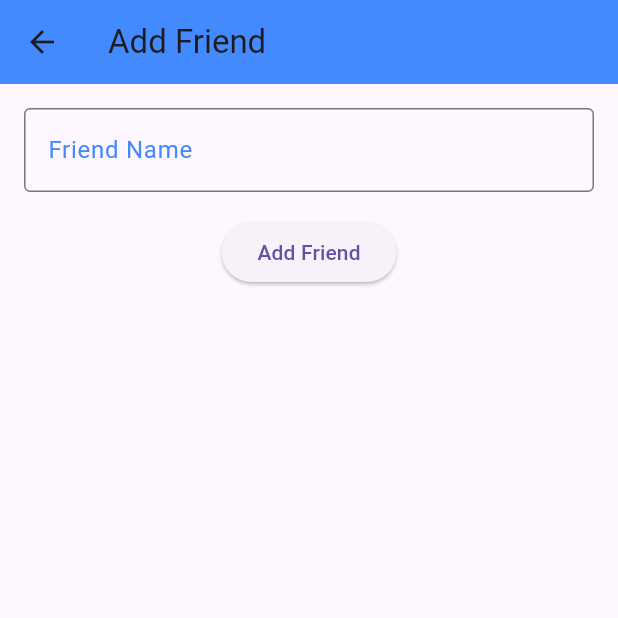
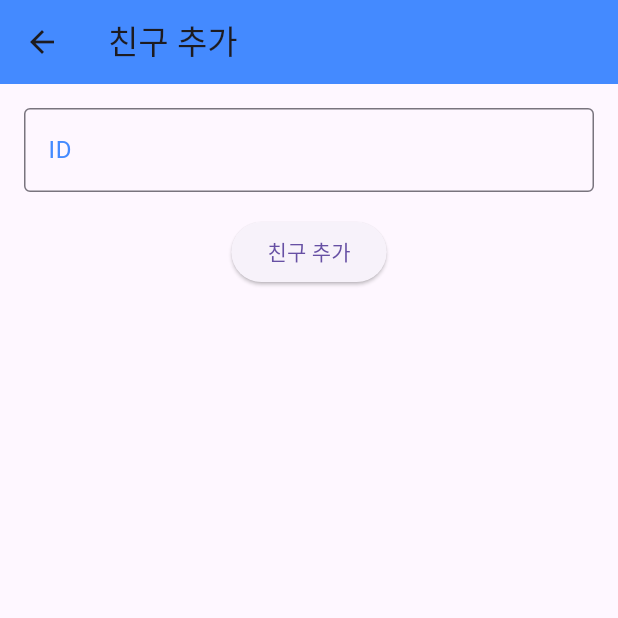
Before and after one commit to rlawndud/Travely, a Flutter app: the AddFriendPage screen opened directly with empty values, on a phone screen of 412 x 824 dp, the top half of it. Run offline on Flutter 3.47's test engine with Material 3 defaults, Android fonts, the phone set to English and light mode, and no system bars; our stand-ins replace camera, flutter_screenutil, fluttertoast, geolocator, get, google_maps_flutter and 3 more; missing offline and left inert: google_maps_cluster_manager; accounts and stored records are empty; network calls fail.

Commit message:
프린트 메세지 및 UI 텍스트 오류 수정

```diff
--- a/lib/appbar/Settings.dart
+++ b/lib/appbar/Settings.dart
@@ -49,7 +49,7 @@ class _SettingsPageState extends State<SettingsPage> {
   void _validatePassword() {
     setState(() {
       _isPwCorrect = (_pwController.text == _user.password);
-      _errorMsg = _isPwCorrect ? '' : '비밀번호가 일치하지 않습니다.';
+      _errorMsg = _isPwCorrect ? '' : '비밀번호가 일치하지 않습니다';
     });
   }
 
@@ -104,7 +104,7 @@ class _SettingsPageState extends State<SettingsPage> {
           content: Column(
             mainAxisSize: MainAxisSize.min,
             children: [
-              Text('정말로 탈퇴하시겠습니까? 이 작업은 되돌릴 수 없습니다'),
+              Text('정말로 탈퇴하시겠습니까?'),
               TextField(
                 controller: _pwController,
                 decoration: InputDecoration(
--- a/lib/appbar/friend/AddFriendPage.dart
+++ b/lib/appbar/friend/AddFriendPage.dart
@@ -18,7 +18,7 @@ class AddFriendPage extends StatelessWidget {
 
     return Scaffold(
       appBar: AppBar(
-        title: const Text('Add Friend'),
+        title: const Text('친구 추가'),
         backgroundColor: Colors.blueAccent,
       ),
       body: Padding(
@@ -28,7 +28,7 @@ class AddFriendPage extends StatelessWidget {
             TextField(
               controller: friendNameController,
               decoration: InputDecoration(
-                labelText: 'Friend Name',
+                labelText: 'ID',
                 labelStyle: TextStyle(color: Colors.blueAccent), // 추가
                 border: OutlineInputBorder(), // 추가
               ),
@@ -43,7 +43,7 @@ class AddFriendPage extends StatelessWidget {
                   Navigator.pop(context);
                 }
               },
-              child: const Text('Add Friend'),
+              child: const Text('친구 추가'),
             ),
           ],
         ),
--- a/lib/appbar/friend/Friend.dart
+++ b/lib/appbar/friend/Friend.dart
@@ -27,21 +27,21 @@ class _FriendState extends State<Friend> {
       friendRequests.remove(request);
       acceptedFriends.add(request); // 수락된 친구를 리스트에 추가
     });
-    print('Accepted friend request from: ${request.senderName}');
+    print('${request.senderName}님이 친구요청을 수락하였습니다');
   }
 
   void _declineFriendRequest(FriendRequest request) {
     setState(() {
       friendRequests.remove(request);
     });
-    print('Declined friend request from: ${request.senderName}');
+    print('${request.senderName}님이 친구요청을 거절하였습니다');
   }
 
   void _removeFriend(FriendRequest friend) {
     setState(() {
       acceptedFriends.remove(friend); // 친구 삭제
     });
-    print('Removed friend: ${friend.senderName}');
+    print('${friend.senderName}을 친구목록에서 삭제하였습니다');
   }
 
   @override
--- a/lib/appbar/friend/FriendEditPage.dart
+++ b/lib/appbar/friend/FriendEditPage.dart
@@ -63,7 +63,7 @@ class FriendEditPage extends StatelessWidget {
             onDismissed: (direction) {
               removeFriend(friend);
               ScaffoldMessenger.of(context).showSnackBar(
-                SnackBar(content: Text('${friend.senderName} 님이 삭제되었습니다.')),
+                SnackBar(content: Text('${friend.senderName} 님이 삭제되었습니다')),
               );
             },
             child: ListTile(
--- a/lib/appbar/mypage/EditInfo.dart
+++ b/lib/appbar/mypage/EditInfo.dart
@@ -31,7 +31,7 @@ class _EditInfoPageState extends State<EditInfoPage> {
 
     if (newPassword != confirmPassword) {
       ScaffoldMessenger.of(context).showSnackBar(
-        const SnackBar(content: Text('새 비밀번호가 일치하지 않습니다.')),
+        const SnackBar(content: Text('새 비밀번호가 일치하지 않습니다')),
       );
       return;
     }
@@ -41,7 +41,7 @@ class _EditInfoPageState extends State<EditInfoPage> {
 
     // 정보 수정 성공 메시지
     ScaffoldMessenger.of(context).showSnackBar(
-      const SnackBar(content: Text('정보 수정되었습니다.')),
+      const SnackBar(content: Text('정보 수정되었습니다')),
     );
 
     // 업데이트가 완료되면 이전 화면으로 돌아가기
@@ -157,7 +157,7 @@ class _EditInfoPageState extends State<EditInfoPage> {
               const SizedBox(height: 20),
               ElevatedButton(
                 onPressed: () {
-                  print('Phone verification for: ${_phoneController.text}');
+                  print('전화번호 확인: ${_phoneController.text}');
                 },
                 style: ElevatedButton.styleFrom(
                   backgroundColor: Colors.white, // 버튼 배경 색상
--- a/lib/camera_screen.dart
+++ b/lib/camera_screen.dart
@@ -210,9 +210,9 @@ class _CameraScreenState extends State<CameraScreen> {
                         final image = await _controller!.takePicture();
                         await uploadImage(image);
                       } catch (e) {
-                        print('Error taking picture: $e');
+                        print('사진찍기오류: $e');
                         ScaffoldMessenger.of(context).showSnackBar(
-                          SnackBar(content: Text('Failed to take picture: $e')),
+                          SnackBar(content: Text('사진을 찍지 못했습니다: $e')),
                         );
                       }
                     },
--- a/lib/googlemap_image.dart
+++ b/lib/googlemap_image.dart
@@ -160,7 +160,7 @@ class _GoogleMapClusterState extends State<GoogleMapCluster> {
     final int? currentTeamNo = teamManager.getTeamNoByTeamName(currentTeam);
 
     if (currentTeamNo == null) {
-      print('Current team not found');
+      print('팀을 설정하세요');
       return;
     }
 
--- a/lib/image_upload_page.dart
+++ b/lib/image_upload_page.dart
@@ -57,9 +57,9 @@ class _ImageUploadState extends State<ImageUpload> {
     var response = await request.send();
 
     if (response.statusCode == 200) {
-      print('Image uploaded');
+      print('이미지 업로드 완료');
     } else {
-      print('Upload failed');
+      print('이미지 업로드 실패');
     }
   }
 
--- a/lib/team_page.dart
+++ b/lib/team_page.dart
@@ -131,12 +131,12 @@ class _TeamPageState extends State<TeamPage> {
         };
         _webSocketService.transmit(team, 'TravelStart');
         print(team);
-        _showSnackBar('여행을 시작합니다!');
+        _showSnackBar('여행을 시작합니다');
       } else {
-        _showSnackBar('팀 번호를 찾을 수 없습니다.');
+        _showSnackBar('팀 번호를 찾을 수 없습니다');
       }
     } else {
-      _showSnackBar('먼저 팀을 선택해주세요.');
+      _showSnackBar('먼저 팀을 선택해주세요');
     }
   }
 
```
